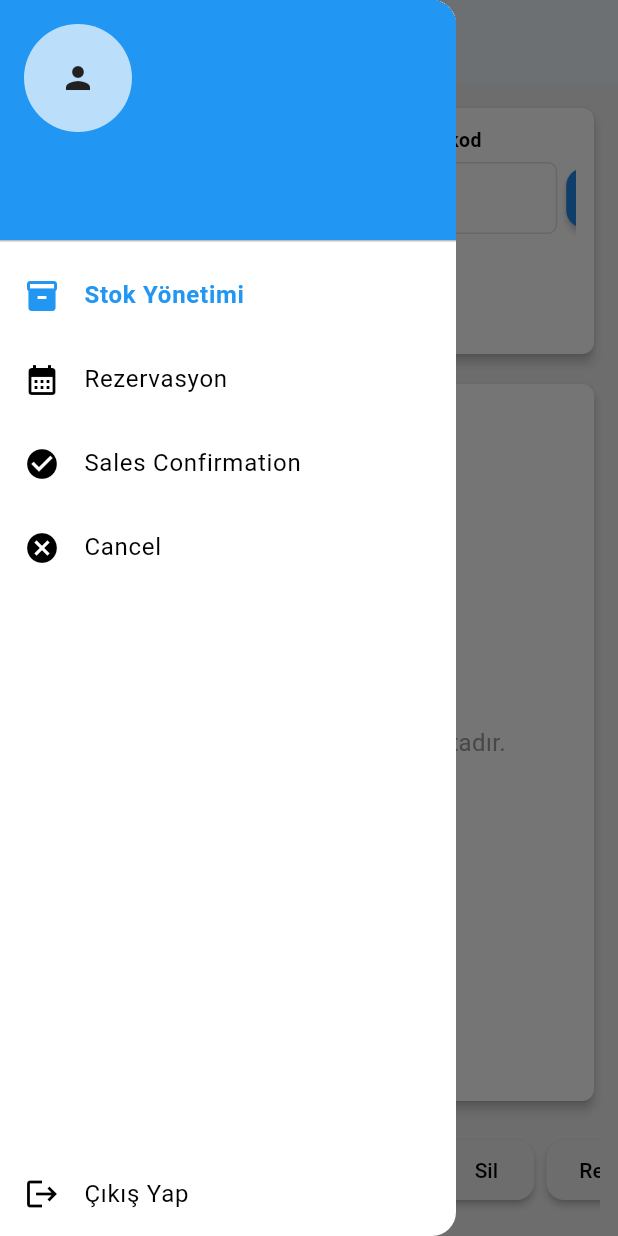
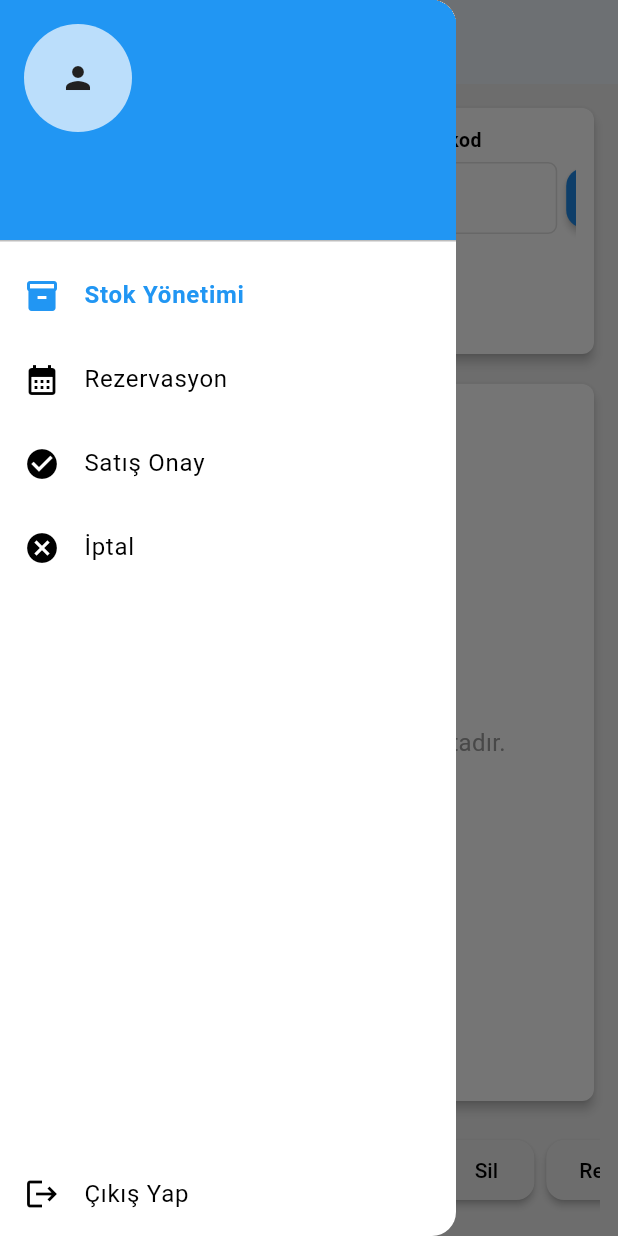
Before and after one commit to Muratkoktopcu/EngERP, a Flutter app: the screen it shows once a user with an empty profile is signed in, with the side drawer open, on a phone screen of 412 x 824 dp. Run offline on Flutter 3.47's test engine with Material 3 defaults, Android fonts, the phone set to English and light mode, and no system bars; our stand-ins replace go_router, pdf, permission_handler, printing, share_plus, supabase_flutter; missing offline and left inert: excel, mobile_scanner; accounts and stored records are empty.

Commit message:
Side bar sayfa isimlerinden ingilizce olanlar türkçeye çevrildi

```diff
--- a/lib/core/navigation/app_shell.dart
+++ b/lib/core/navigation/app_shell.dart
@@ -43,12 +43,12 @@ class AppShell extends StatelessWidget {
             ),
             _DrawerItem(
               icon: Icons.check_circle,
-              label: 'Sales Confirmation',
+              label: 'Satış Onay',
               route: '/sales',
             ),
             _DrawerItem(
               icon: Icons.cancel,
-              label: 'Cancel',
+              label: 'İptal',
               route: '/cancel',
             ),
 
```
